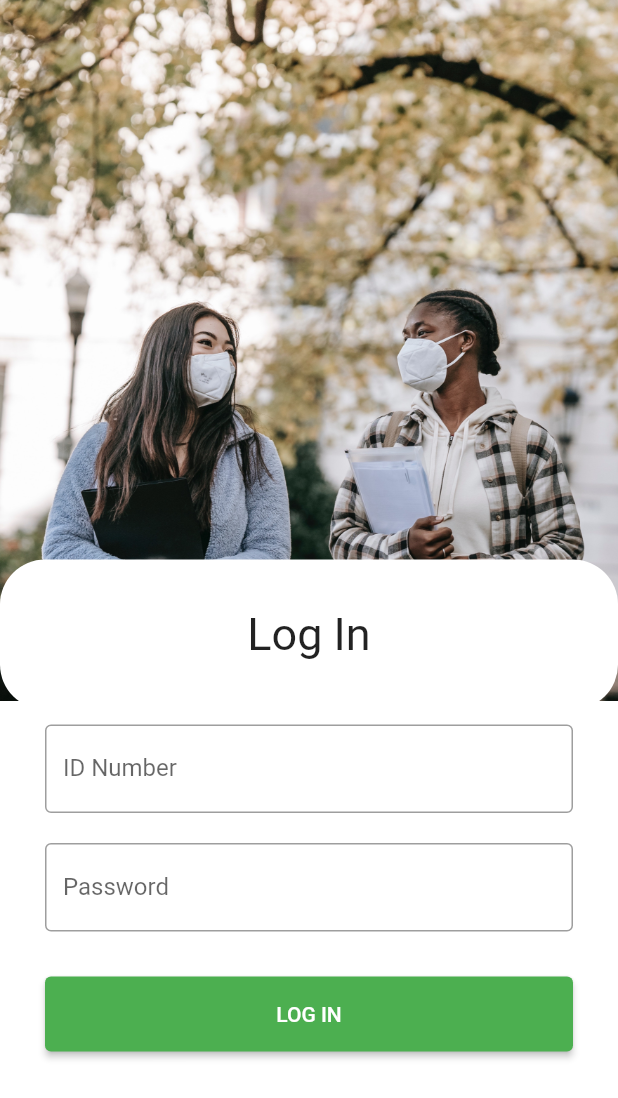
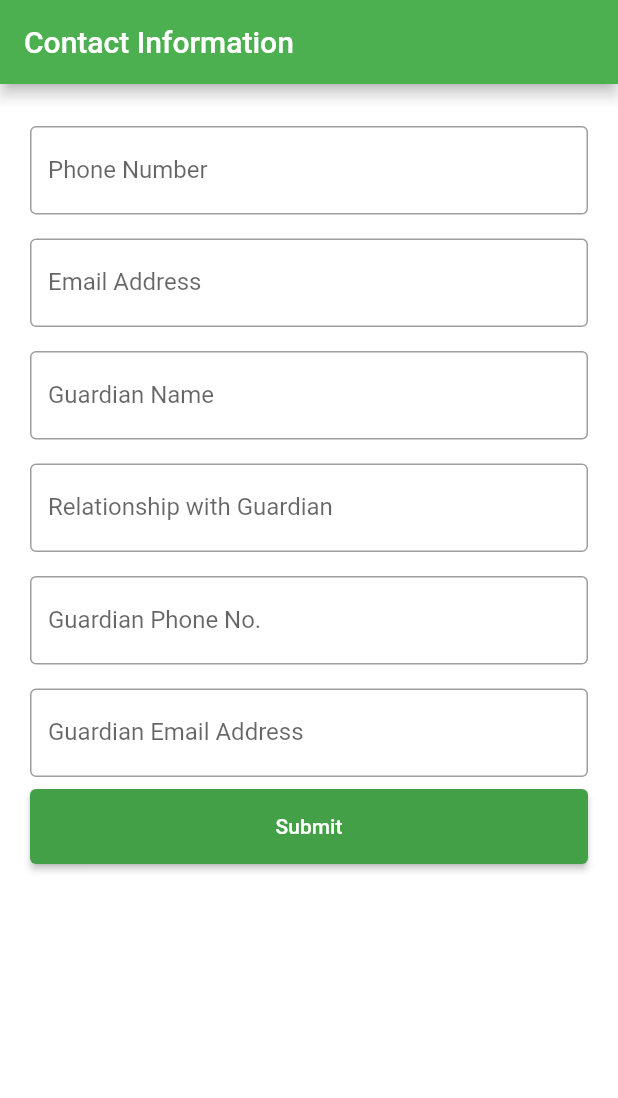
Before and after one commit to dianasupangan/ACTSafe_MobileApp, a Flutter app: the screen it shows after launch, on a phone screen of 412 x 824 dp. Shown: the top 1098 px of the screen. Run offline on Flutter 3.47's test engine with Material 2 defaults, Android fonts, the phone set to English and light mode, and no system bars; our stand-ins replace qr_flutter.

Commit message:
Contact Info form

```diff
--- a/actsafe/lib/main.dart
+++ b/actsafe/lib/main.dart
@@ -1,4 +1,5 @@
 import 'package:actsafe/model/user.dart';
+import 'package:actsafe/screen/contact/contactinfo_screen.dart';
 import 'package:actsafe/screen/home/home_screen.dart';
 import 'package:actsafe/screen/login/login_screen.dart';
 import 'package:flutter/material.dart';
@@ -27,7 +28,8 @@ class MyApp extends StatelessWidget {
         title: 'ACTSafe',
         initialRoute: '/',
         routes: {
-          '/': (context) => const LogInScreen(),
+          '/': (context) => const ContactInfoScreen(),
+          // '/': (context) => const LogInScreen(),
           HomeScreen.routeName: (context) => const HomeScreen(),
         },
       ),
--- /dev/null
+++ b/actsafe/lib/screen/contact/components/cinfo_form.dart
@@ -0,0 +1,91 @@
+import 'package:flutter/material.dart';
+
+class ContactForm extends StatefulWidget {
+  const ContactForm({super.key});
+
+  @override
+  State<ContactForm> createState() => _ContactFormState();
+}
+
+class _ContactFormState extends State<ContactForm> {
+  //add controller
+
+  @override
+  Widget build(BuildContext context) {
+    return ListView(
+      children: [
+        Padding(
+          padding: const EdgeInsets.symmetric(vertical: 8.0),
+          child: TextField(
+            decoration: const InputDecoration(
+              label: Text('Phone Number'),
+              border: OutlineInputBorder(),
+            ),
+            // controller: loanIdController,
+          ),
+        ),
+        Padding(
+          padding: const EdgeInsets.symmetric(vertical: 8.0),
+          child: TextField(
+            decoration: const InputDecoration(
+              label: Text('Email Address'),
+              border: OutlineInputBorder(),
+            ),
+            // controller: loanIdController,
+          ),
+        ),
+        Padding(
+          padding: const EdgeInsets.symmetric(vertical: 8.0),
+          child: TextField(
+            decoration: const InputDecoration(
+              label: Text('Guardian Name'),
+              border: OutlineInputBorder(),
+            ),
+            // controller: loanIdController,
+          ),
+        ),
+        Padding(
+          padding: const EdgeInsets.symmetric(vertical: 8.0),
+          child: TextField(
+            decoration: const InputDecoration(
+              label: Text('Relationship with Guardian'),
+              border: OutlineInputBorder(),
+            ),
+            // controller: loanIdController,
+          ),
+        ),
+        Padding(
+          padding: const EdgeInsets.symmetric(vertical: 8.0),
+          child: TextField(
+            decoration: const InputDecoration(
+              label: Text('Guardian Phone No.'),
+              border: OutlineInputBorder(),
+            ),
+            // controller: loanIdController,
+          ),
+        ),
+        Padding(
+          padding: const EdgeInsets.symmetric(vertical: 8.0),
+          child: TextField(
+            decoration: const InputDecoration(
+              label: Text('Guardian Email Address'),
+              border: OutlineInputBorder(),
+            ),
+            // controller: loanIdController,
+          ),
+        ),
+        ElevatedButton(
+          onPressed: () {},
+          style: ElevatedButton.styleFrom(
+            minimumSize: const Size.fromHeight(
+              50,
+            ),
+            foregroundColor: Colors.white,
+            backgroundColor: Colors.green.shade600,
+          ),
+          child: const Text("Submit"),
+        ),
+      ],
+    );
+  }
+}
--- /dev/null
+++ b/actsafe/lib/screen/contact/contactinfo_screen.dart
@@ -0,0 +1,19 @@
+import 'package:actsafe/screen/contact/components/cinfo_form.dart';
+import 'package:flutter/material.dart';
+
+class ContactInfoScreen extends StatelessWidget {
+  const ContactInfoScreen({super.key});
+
+  @override
+  Widget build(BuildContext context) {
+    return Scaffold(
+      appBar: AppBar(
+        title: Text("Contact Information"),
+      ),
+      body: Padding(
+        padding: const EdgeInsets.all(20.0),
+        child: ContactForm(),
+      ),
+    );
+  }
+}
```
